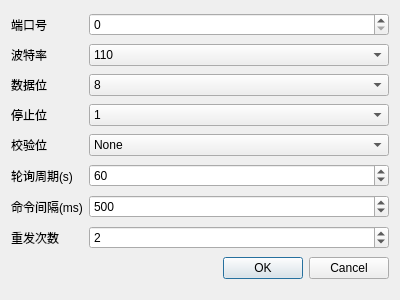
This is add/adduart.ui in quectel-open-source/QthTools-DTU_Modbus-Win as Qt 5 draws it before an edit. The edited form follows.
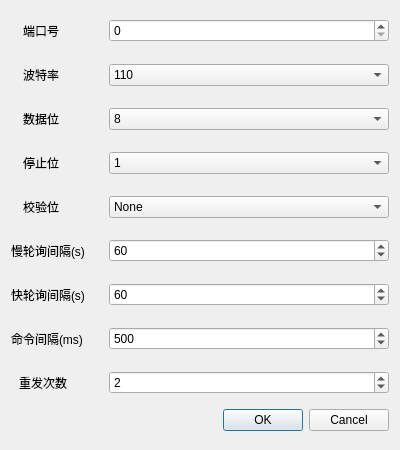
This is the edited form. Icons and pictures are not drawn. Custom widgets are drawn as their Qt base class.

```diff
--- a/add/adduart.ui
+++ b/add/adduart.ui
@@ -7,38 +7,66 @@
     <x>0</x>
     <y>0</y>
     <width>400</width>
-    <height>300</height>
+    <height>450</height>
    </rect>
   </property>
   <property name="windowTitle">
    <string>添加串口 </string>
   </property>
   <layout class="QGridLayout" name="gridLayout">
-   <item row="3" column="1">
-    <widget class="QComboBox" name="comboBox_stopBits">
-     <item>
-      <property name="text">
-       <string>1</string>
-      </property>
-     </item>
-     <item>
-      <property name="text">
-       <string>1.5</string>
-      </property>
-     </item>
-     <item>
-      <property name="text">
-       <string>2</string>
-      </property>
-     </item>
-    </widget>
-   </item>
    <item row="0" column="0">
-    <widget class="QLabel" name="label">
-     <property name="text">
-      <string>端口号</string>
-     </property>
-    </widget>
+    <layout class="QHBoxLayout" name="horizontalLayout">
+     <item>
+      <widget class="QLabel" name="label">
+       <property name="sizePolicy">
+        <sizepolicy hsizetype="Fixed" vsizetype="Fixed">
+         <horstretch>0</horstretch>
+         <verstretch>0</verstretch>
+        </sizepolicy>
+       </property>
+       <property name="text">
+        <string>端口号</string>
+       </property>
+      </widget>
+     </item>
+     <item>
+      <widget class="QLabel" name="label_13">
+       <property name="sizePolicy">
+        <sizepolicy hsizetype="Maximum" vsizetype="Preferred">
+         <horstretch>0</horstretch>
+         <verstretch>0</verstretch>
+        </sizepolicy>
+       </property>
+       <property name="minimumSize">
+        <size>
+         <width>12</width>
+         <height>36</height>
+        </size>
+       </property>
+       <property name="maximumSize">
+        <size>
+         <width>12</width>
+         <height>36</height>
+        </size>
+       </property>
+       <property name="toolTip">
+        <string>&lt;html&gt;&lt;head/&gt;&lt;body&gt;&lt;p&gt;实际DTU接入从机设备的端口号。&lt;/p&gt;&lt;/body&gt;&lt;/html&gt;</string>
+       </property>
+       <property name="toolTipDuration">
+        <number>6000000</number>
+       </property>
+       <property name="styleSheet">
+        <string notr="true">QLabel{
+	image: url(:/img/tips.png);
+}
+</string>
+       </property>
+       <property name="text">
+        <string/>
+       </property>
+      </widget>
+     </item>
+    </layout>
    </item>
    <item row="0" column="1">
     <widget class="MySpinBox" name="spinBox_port">
@@ -54,100 +82,72 @@
     </widget>
    </item>
    <item row="1" column="0">
-    <widget class="QLabel" name="label_2">
-     <property name="text">
-      <string>波特率</string>
-     </property>
-    </widget>
-   </item>
-   <item row="2" column="0">
-    <widget class="QLabel" name="label_3">
-     <property name="text">
-      <string>数据位</string>
-     </property>
-    </widget>
-   </item>
-   <item row="4" column="1">
-    <widget class="QComboBox" name="comboBox_parity">
+    <layout class="QHBoxLayout" name="horizontalLayout_5">
      <item>
-      <property name="text">
-       <string>None</string>
-      </property>
+      <widget class="QLabel" name="label_2">
+       <property name="sizePolicy">
+        <sizepolicy hsizetype="Fixed" vsizetype="Fixed">
+         <horstretch>0</horstretch>
+         <verstretch>0</verstretch>
+        </sizepolicy>
+       </property>
+       <property name="text">
+        <string>波特率</string>
+       </property>
+      </widget>
      </item>
      <item>
-      <property name="text">
-       <string>Even</string>
-      </property>
+      <widget class="QLabel" name="label_14">
+       <property name="sizePolicy">
+        <sizepolicy hsizetype="Maximum" vsizetype="Preferred">
+         <horstretch>0</horstretch>
+         <verstretch>0</verstretch>
+        </sizepolicy>
+       </property>
+       <property name="minimumSize">
+        <size>
+         <width>12</width>
+         <height>36</height>
+        </size>
+       </property>
+       <property name="maximumSize">
+        <size>
+         <width>12</width>
+         <height>36</height>
+        </size>
+       </property>
+       <property name="toolTip">
+        <string>&lt;html&gt;&lt;head/&gt;&lt;body&gt;&lt;p&gt;表示每秒钟传送的字节的个数，常用有9600, 115200等，需与从机设备相匹配。&lt;/p&gt;&lt;/body&gt;&lt;/html&gt;</string>
+       </property>
+       <property name="toolTipDuration">
+        <number>6000000</number>
+       </property>
+       <property name="styleSheet">
+        <string notr="true">QLabel{
+	image: url(:/img/tips.png);
+}
+</string>
+       </property>
+       <property name="text">
+        <string/>
+       </property>
+      </widget>
      </item>
-     <item>
-      <property name="text">
-       <string>Odd</string>
-      </property>
-     </item>
-     <item>
-      <property name="text">
-       <string>Mark</string>
-      </property>
-     </item>
-     <item>
-      <property name="text">
-       <string>Space</string>
-      </property>
-     </item>
-    </widget>
-   </item>
-   <item row="5" column="0">
-    <widget class="QLabel" name="label_7">
-     <property name="text">
-      <string>轮询周期(s)</string>
-     </property>
-    </widget>
-   </item>
-   <item row="5" column="1">
-    <widget class="MySpinBox" name="spinBox_pollingInterval">
-     <property name="minimum">
-      <number>1</number>
-     </property>
-     <property name="maximum">
-      <number>1000000000</number>
-     </property>
-     <property name="value">
-      <number>60</number>
-     </property>
-    </widget>
-   </item>
-   <item row="6" column="1">
-    <widget class="MySpinBox" name="spinBox_cmdInterval">
-     <property name="minimum">
-      <number>150</number>
-     </property>
-     <property name="maximum">
-      <number>1000000000</number>
-     </property>
-     <property name="value">
-      <number>500</number>
-     </property>
-    </widget>
-   </item>
-   <item row="3" column="0">
-    <widget class="QLabel" name="label_4">
-     <property name="text">
-      <string>停止位</string>
-     </property>
-    </widget>
-   </item>
-   <item row="8" column="1">
-    <widget class="QDialogButtonBox" name="buttonBox">
-     <property name="standardButtons">
-      <set>QDialogButtonBox::Cancel|QDialogButtonBox::Ok</set>
-     </property>
-    </widget>
+    </layout>
    </item>
    <item row="1" column="1">
     <widget class="QComboBox" name="comboBox_baudrate">
      <property name="currentText">
-      <string>9600</string>
+      <string>110</string>
      </property>
+     <property name="currentIndex">
+      <number>1</number>
+     </property>
+     <item>
+      <property name="text">
+       <string>自定义</string>
+      </property>
+     </item>
      <item>
       <property name="text">
        <string>110</string>
@@ -275,6 +275,60 @@
      </item>
     </widget>
    </item>
+   <item row="2" column="0">
+    <layout class="QHBoxLayout" name="horizontalLayout_6">
+     <item>
+      <widget class="QLabel" name="label_3">
+       <property name="sizePolicy">
+        <sizepolicy hsizetype="Fixed" vsizetype="Fixed">
+         <horstretch>0</horstretch>
+         <verstretch>0</verstretch>
+        </sizepolicy>
+       </property>
+       <property name="text">
+        <string>数据位</string>
+       </property>
+      </widget>
+     </item>
+     <item>
+      <widget class="QLabel" name="label_15">
+       <property name="sizePolicy">
+        <sizepolicy hsizetype="Maximum" vsizetype="Preferred">
+         <horstretch>0</horstretch>
+         <verstretch>0</verstretch>
+        </sizepolicy>
+       </property>
+       <property name="minimumSize">
+        <size>
+         <width>12</width>
+         <height>36</height>
+        </size>
+       </property>
+       <property name="maximumSize">
+        <size>
+         <width>12</width>
+         <height>36</height>
+        </size>
+       </property>
+       <property name="toolTip">
+        <string>&lt;html&gt;&lt;head/&gt;&lt;body&gt;&lt;p&gt;衡量通信中有效数据的参数，默认为8个，需与从机设备相匹配。&lt;/p&gt;&lt;/body&gt;&lt;/html&gt;</string>
+       </property>
+       <property name="toolTipDuration">
+        <number>6000000</number>
+       </property>
+       <property name="styleSheet">
+        <string notr="true">QLabel{
+	image: url(:/img/tips.png);
+}
+</string>
+       </property>
+       <property name="text">
+        <string/>
+       </property>
+      </widget>
+     </item>
+    </layout>
+   </item>
    <item row="2" column="1">
     <widget class="QComboBox" name="comboBox_dataBits">
      <property name="currentIndex">
@@ -302,21 +356,418 @@
      </item>
     </widget>
    </item>
+   <item row="3" column="0">
+    <layout class="QHBoxLayout" name="horizontalLayout_7">
+     <item>
+      <widget class="QLabel" name="label_4">
+       <property name="sizePolicy">
+        <sizepolicy hsizetype="Fixed" vsizetype="Fixed">
+         <horstretch>0</horstretch>
+         <verstretch>0</verstretch>
+        </sizepolicy>
+       </property>
+       <property name="text">
+        <string>停止位</string>
+       </property>
+      </widget>
+     </item>
+     <item>
+      <widget class="QLabel" name="label_17">
+       <property name="sizePolicy">
+        <sizepolicy hsizetype="Maximum" vsizetype="Preferred">
+         <horstretch>0</horstretch>
+         <verstretch>0</verstretch>
+        </sizepolicy>
+       </property>
+       <property name="minimumSize">
+        <size>
+         <width>12</width>
+         <height>36</height>
+        </size>
+       </property>
+       <property name="maximumSize">
+        <size>
+         <width>12</width>
+         <height>36</height>
+        </size>
+       </property>
+       <property name="toolTip">
+        <string>&lt;html&gt;&lt;head/&gt;&lt;body&gt;&lt;p&gt;可设置为1位、1.5位或2位，标志着传输一个字符的结束，需与从机设备相匹配。&lt;/p&gt;&lt;/body&gt;&lt;/html&gt;</string>
+       </property>
+       <property name="toolTipDuration">
+        <number>6000000</number>
+       </property>
+       <property name="styleSheet">
+        <string notr="true">QLabel{
+	image: url(:/img/tips.png);
+}
+</string>
+       </property>
+       <property name="text">
+        <string/>
+       </property>
+      </widget>
+     </item>
+    </layout>
+   </item>
+   <item row="3" column="1">
+    <widget class="QComboBox" name="comboBox_stopBits">
+     <item>
+      <property name="text">
+       <string>1</string>
+      </property>
+     </item>
+     <item>
+      <property name="text">
+       <string>1.5</string>
+      </property>
+     </item>
+     <item>
+      <property name="text">
+       <string>2</string>
+      </property>
+     </item>
+    </widget>
+   </item>
    <item row="4" column="0">
-    <widget class="QLabel" name="label_5">
-     <property name="text">
-      <string>校验位</string>
+    <layout class="QHBoxLayout" name="horizontalLayout_8">
+     <item>
+      <widget class="QLabel" name="label_5">
+       <property name="sizePolicy">
+        <sizepolicy hsizetype="Fixed" vsizetype="Fixed">
+         <horstretch>0</horstretch>
+         <verstretch>0</verstretch>
+        </sizepolicy>
+       </property>
+       <property name="text">
+        <string>校验位</string>
+       </property>
+      </widget>
+     </item>
+     <item>
+      <widget class="QLabel" name="label_16">
+       <property name="sizePolicy">
+        <sizepolicy hsizetype="Maximum" vsizetype="Preferred">
+         <horstretch>0</horstretch>
+         <verstretch>0</verstretch>
+        </sizepolicy>
+       </property>
+       <property name="minimumSize">
+        <size>
+         <width>12</width>
+         <height>36</height>
+        </size>
+       </property>
+       <property name="maximumSize">
+        <size>
+         <width>12</width>
+         <height>36</height>
+        </size>
+       </property>
+       <property name="toolTip">
+        <string>&lt;html&gt;&lt;head/&gt;&lt;body&gt;&lt;p&gt;分为&amp;quot;None&amp;quot;（无校验）、&amp;quot;Even&amp;quot;（偶校验）、&amp;quot;Odd&amp;quot;（奇校验）、&amp;quot;Mark&amp;quot;（Mark校验）和&amp;quot;Space&amp;quot;（Space校验），默认为&amp;quot;None&amp;quot;，需与从机设备相匹配。&lt;/p&gt;&lt;/body&gt;&lt;/html&gt;</string>
+       </property>
+       <property name="toolTipDuration">
+        <number>6000000</number>
+       </property>
+       <property name="styleSheet">
+        <string notr="true">QLabel{
+	image: url(:/img/tips.png);
+}
+</string>
+       </property>
+       <property name="text">
+        <string/>
+       </property>
+      </widget>
+     </item>
+    </layout>
+   </item>
+   <item row="4" column="1">
+    <widget class="QComboBox" name="comboBox_parity">
+     <item>
+      <property name="text">
+       <string>None</string>
+      </property>
+     </item>
+     <item>
+      <property name="text">
+       <string>Even</string>
+      </property>
+     </item>
+     <item>
+      <property name="text">
+       <string>Odd</string>
+      </property>
+     </item>
+     <item>
+      <property name="text">
+       <string>Mark</string>
+      </property>
+     </item>
+     <item>
+      <property name="text">
+       <string>Space</string>
+      </property>
+     </item>
+    </widget>
+   </item>
+   <item row="5" column="0">
+    <layout class="QHBoxLayout" name="horizontalLayout_2">
+     <item>
+      <widget class="QLabel" name="label_7">
+       <property name="sizePolicy">
+        <sizepolicy hsizetype="Fixed" vsizetype="Fixed">
+         <horstretch>0</horstretch>
+         <verstretch>0</verstretch>
+        </sizepolicy>
+       </property>
+       <property name="text">
+        <string>慢轮询间隔(s)</string>
+       </property>
+      </widget>
+     </item>
+     <item>
+      <widget class="QLabel" name="label_10">
+       <property name="sizePolicy">
+        <sizepolicy hsizetype="Maximum" vsizetype="Preferred">
+         <horstretch>0</horstretch>
+         <verstretch>0</verstretch>
+        </sizepolicy>
+       </property>
+       <property name="minimumSize">
+        <size>
+         <width>12</width>
+         <height>36</height>
+        </size>
+       </property>
+       <property name="maximumSize">
+        <size>
+         <width>12</width>
+         <height>36</height>
+        </size>
+       </property>
+       <property name="toolTip">
+        <string>&lt;html&gt;&lt;head/&gt;&lt;body&gt;&lt;p&gt;DTU设备向从机设备轮询发送Modbus协议周期。例如每60秒向从机设备读取一次温湿度值。&lt;/p&gt;&lt;/body&gt;&lt;/html&gt;</string>
+       </property>
+       <property name="toolTipDuration">
+        <number>6000000</number>
+       </property>
+       <property name="styleSheet">
+        <string notr="true">QLabel{
+	image: url(:/img/tips.png);
+}
+</string>
+       </property>
+       <property name="text">
+        <string/>
+       </property>
+      </widget>
+     </item>
+    </layout>
+   </item>
+   <item row="5" column="1">
+    <widget class="MySpinBox" name="spinBox_slowPollingInterval">
+     <property name="minimum">
+      <number>1</number>
+     </property>
+     <property name="maximum">
+      <number>1000000000</number>
+     </property>
+     <property name="value">
+      <number>60</number>
      </property>
     </widget>
    </item>
    <item row="6" column="0">
-    <widget class="QLabel" name="label_6">
-     <property name="text">
-      <string>命令间隔(ms)</string>
+    <layout class="QHBoxLayout" name="horizontalLayout_9">
+     <item>
+      <widget class="QLabel" name="label_9">
+       <property name="sizePolicy">
+        <sizepolicy hsizetype="Fixed" vsizetype="Fixed">
+         <horstretch>0</horstretch>
+         <verstretch>0</verstretch>
+        </sizepolicy>
+       </property>
+       <property name="text">
+        <string>快轮询间隔(s)</string>
+       </property>
+      </widget>
+     </item>
+     <item>
+      <widget class="QLabel" name="label_18">
+       <property name="sizePolicy">
+        <sizepolicy hsizetype="Maximum" vsizetype="Preferred">
+         <horstretch>0</horstretch>
+         <verstretch>0</verstretch>
+        </sizepolicy>
+       </property>
+       <property name="minimumSize">
+        <size>
+         <width>12</width>
+         <height>36</height>
+        </size>
+       </property>
+       <property name="maximumSize">
+        <size>
+         <width>12</width>
+         <height>36</height>
+        </size>
+       </property>
+       <property name="toolTip">
+        <string>&lt;html&gt;&lt;head/&gt;&lt;body&gt;&lt;p&gt;DTU设备向从机设备轮询发送Modbus协议周期。例如每60秒向从机设备读取一次温湿度值。&lt;/p&gt;&lt;/body&gt;&lt;/html&gt;</string>
+       </property>
+       <property name="toolTipDuration">
+        <number>6000000</number>
+       </property>
+       <property name="styleSheet">
+        <string notr="true">QLabel{
+	image: url(:/img/tips.png);
+}
+</string>
+       </property>
+       <property name="text">
+        <string/>
+       </property>
+      </widget>
+     </item>
+    </layout>
+   </item>
+   <item row="6" column="1">
+    <widget class="MySpinBox" name="spinBox_fastPollingInterval">
+     <property name="minimum">
+      <number>1</number>
+     </property>
+     <property name="maximum">
+      <number>1000000000</number>
+     </property>
+     <property name="value">
+      <number>60</number>
      </property>
     </widget>
    </item>
+   <item row="7" column="0">
+    <layout class="QHBoxLayout" name="horizontalLayout_3">
+     <item>
+      <widget class="QLabel" name="label_6">
+       <property name="sizePolicy">
+        <sizepolicy hsizetype="Fixed" vsizetype="Fixed">
+         <horstretch>0</horstretch>
+         <verstretch>0</verstretch>
+        </sizepolicy>
+       </property>
+       <property name="text">
+        <string>命令间隔(ms)</string>
+       </property>
+      </widget>
+     </item>
+     <item>
+      <widget class="QLabel" name="label_11">
+       <property name="sizePolicy">
+        <sizepolicy hsizetype="Maximum" vsizetype="Preferred">
+         <horstretch>0</horstretch>
+         <verstretch>0</verstretch>
+        </sizepolicy>
+       </property>
+       <property name="minimumSize">
+        <size>
+         <width>12</width>
+         <height>36</height>
+        </size>
+       </property>
+       <property name="maximumSize">
+        <size>
+         <width>12</width>
+         <height>36</height>
+        </size>
+       </property>
+       <property name="toolTip">
+        <string>&lt;html&gt;&lt;head/&gt;&lt;body&gt;&lt;p&gt;因可能存在黏包情况，需设置DTU向从机设备发送每条Modbus协议的最小时间间隔。&lt;/p&gt;&lt;/body&gt;&lt;/html&gt;</string>
+       </property>
+       <property name="toolTipDuration">
+        <number>6000000</number>
+       </property>
+       <property name="styleSheet">
+        <string notr="true">QLabel{
+	image: url(:/img/tips.png);
+}
+</string>
+       </property>
+       <property name="text">
+        <string/>
+       </property>
+      </widget>
+     </item>
+    </layout>
+   </item>
    <item row="7" column="1">
+    <widget class="MySpinBox" name="spinBox_cmdInterval">
+     <property name="minimum">
+      <number>1</number>
+     </property>
+     <property name="maximum">
+      <number>1000000000</number>
+     </property>
+     <property name="value">
+      <number>500</number>
+     </property>
+    </widget>
+   </item>
+   <item row="8" column="0">
+    <layout class="QHBoxLayout" name="horizontalLayout_4">
+     <item>
+      <widget class="QLabel" name="label_8">
+       <property name="sizePolicy">
+        <sizepolicy hsizetype="Fixed" vsizetype="Fixed">
+         <horstretch>0</horstretch>
+         <verstretch>0</verstretch>
+        </sizepolicy>
+       </property>
+       <property name="text">
+        <string>重发次数</string>
+       </property>
+      </widget>
+     </item>
+     <item>
+      <widget class="QLabel" name="label_12">
+       <property name="sizePolicy">
+        <sizepolicy hsizetype="Maximum" vsizetype="Preferred">
+         <horstretch>0</horstretch>
+         <verstretch>0</verstretch>
+        </sizepolicy>
+       </property>
+       <property name="minimumSize">
+        <size>
+         <width>12</width>
+         <height>36</height>
+        </size>
+       </property>
+       <property name="maximumSize">
+        <size>
+         <width>12</width>
+         <height>36</height>
+        </size>
+       </property>
+       <property name="toolTip">
+        <string>&lt;html&gt;&lt;head/&gt;&lt;body&gt;&lt;p&gt;当DTU设备发送Modbus协议问询数据帧时，子设备（传感器）端未在命令间隔时间内响应，则DTU会再次重新发送，为 0 时则不重新发送。&lt;/p&gt;&lt;/body&gt;&lt;/html&gt;</string>
+       </property>
+       <property name="toolTipDuration">
+        <number>6000000</number>
+       </property>
+       <property name="styleSheet">
+        <string notr="true">QLabel{
+	image: url(:/img/tips.png);
+}
+</string>
+       </property>
+       <property name="text">
+        <string/>
+       </property>
+      </widget>
+     </item>
+    </layout>
+   </item>
+   <item row="8" column="1">
     <widget class="MySpinBox" name="spinBox_resendCount">
      <property name="maximum">
       <number>9</number>
@@ -326,10 +777,10 @@
      </property>
     </widget>
    </item>
-   <item row="7" column="0">
-    <widget class="QLabel" name="label_8">
-     <property name="text">
-      <string>重发次数</string>
+   <item row="9" column="1">
+    <widget class="QDialogButtonBox" name="buttonBox">
+     <property name="standardButtons">
+      <set>QDialogButtonBox::Cancel|QDialogButtonBox::Ok</set>
      </property>
     </widget>
    </item>
```
